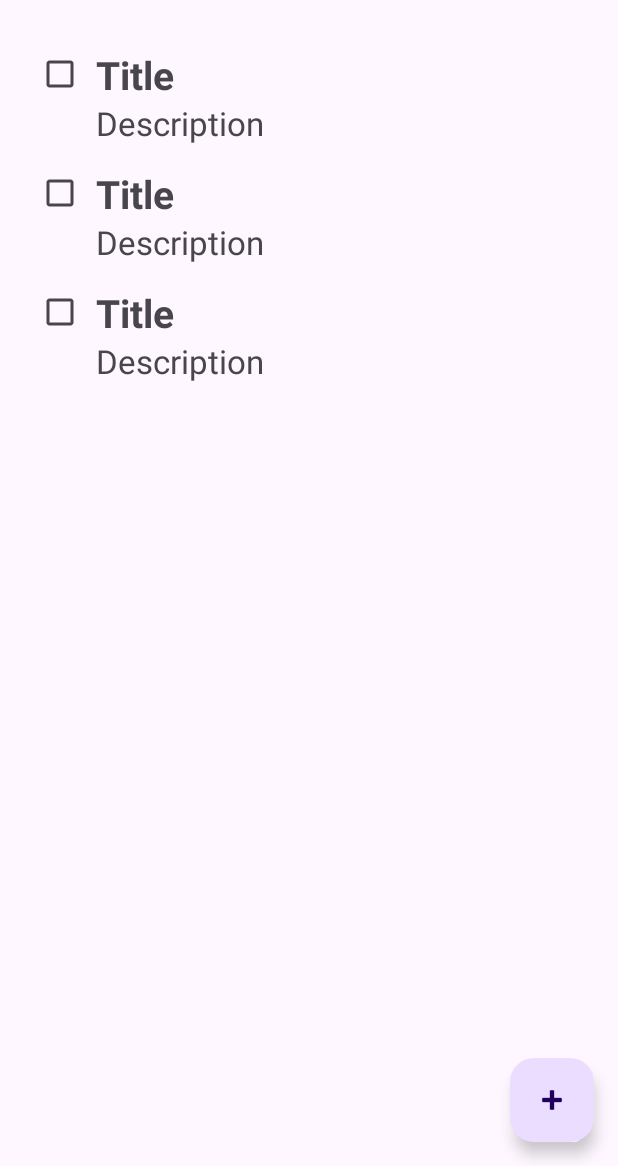
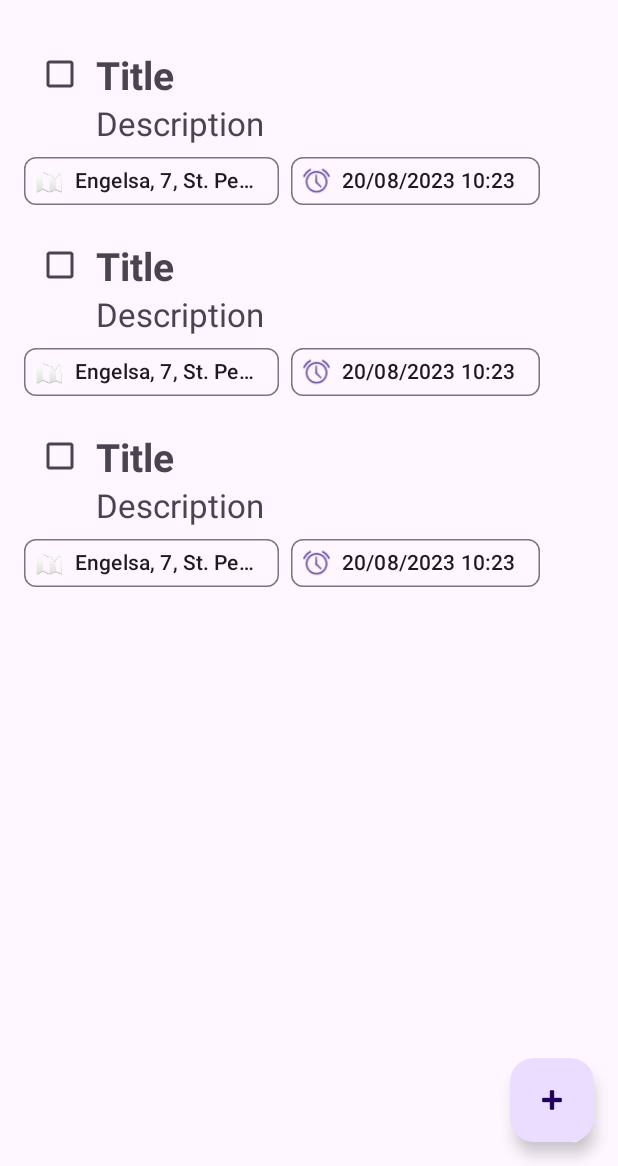
Before and after one commit to DenisKishkovich/Geofications, an Android app: the layout fragment_main.xml on its own in the app's theme, with its tools: preview values and no code run, on a phone screen of 412 x 824 dp, the part 70-1236 px from its top. Run offline under Robolectric (Android 15) with nearby library versions, the phone set to English and light mode, and no system bars.

Commit message:
Handled keyboard bug. Time and Location notifications now are shown in List Item. Delete completed is now in main fragment's toolbar

```diff
--- a/app/src/main/java/com/deniskishkovich/geofications/MainActivity.kt
+++ b/app/src/main/java/com/deniskishkovich/geofications/MainActivity.kt
@@ -18,6 +18,5 @@ class MainActivity : AppCompatActivity() {
       TODO 2. check alarmManager if device restarts
       TODO 3. adjust style material3
       TODO 4. подсказка ничего не найдено, если в поиске не нашлось, снекбары для поиска
-      TODO 5 keyboard bug in map
     */
 }
--- a/app/src/main/java/com/deniskishkovich/geofications/ui/details/GeoficationDetailsFragment.kt
+++ b/app/src/main/java/com/deniskishkovich/geofications/ui/details/GeoficationDetailsFragment.kt
@@ -245,6 +245,10 @@ class GeoficationDetailsFragment() : Fragment() {
      * Dialog for selecting the type of reminder (on time or on location)
      */
     private fun showNotifyBottomSheetDialog() {
+
+        // Clear focus from edit text, for not making keyboard appear again
+        binding.title.clearFocus()
+
         val notifyBottomSheetDialogFragment = NotifyBottomSheetDialogFragment()
         notifyBottomSheetDialogFragment.show(childFragmentManager, "NotifyBottomSheetDialog")
     }
--- a/app/src/main/res/layout/list_item.xml
+++ b/app/src/main/res/layout/list_item.xml
@@ -68,6 +68,42 @@
             app:layout_constraintStart_toStartOf="parent"
             app:layout_constraintTop_toTopOf="parent" />
 
+        <com.google.android.material.chip.ChipGroup
+            android:layout_width="match_parent"
+            android:layout_height="wrap_content"
+            app:layout_constraintBottom_toBottomOf="parent"
+            app:layout_constraintEnd_toEndOf="parent"
+            app:layout_constraintStart_toStartOf="parent"
+            app:layout_constraintTop_toBottomOf="@+id/description_textView">
+
+            <com.google.android.material.chip.Chip
+                android:id="@+id/location_chip_main"
+                android:layout_width="wrap_content"
+                android:layout_height="wrap_content"
+                android:checkable="false"
+                android:clickable="false"
+                app:chipIcon="@android:drawable/ic_dialog_map"
+                tools:text="Engelsa, 7, St. Petersburg, Russia"
+                android:maxWidth="170dp"
+                android:ellipsize="end"
+                android:maxLines="1"
+                android:text="@{exactGeofication.locationString}"
+                app:set_visibility="@{exactGeofication.locationNotificationSet}"
+                />
+
+            <com.google.android.material.chip.Chip
+                android:id="@+id/datetime_chip_main"
+                android:layout_width="wrap_content"
+                android:layout_height="wrap_content"
+                android:checkable="false"
+                android:clickable="false"
+                app:chipIcon="@android:drawable/ic_lock_idle_alarm"
+                tools:text="20/08/2023 10:23"
+                app:set_timestamp_text="@{exactGeofication.timestampToNotify}"
+                app:set_visibility="@{exactGeofication.timestampToNotify}"/>
+
+        </com.google.android.material.chip.ChipGroup>
+
 
     </androidx.constraintlayout.widget.ConstraintLayout>
 
--- a/app/src/main/res/menu/main_fragment_menu.xml
+++ b/app/src/main/res/menu/main_fragment_menu.xml
@@ -3,7 +3,7 @@
     xmlns:android="http://schemas.android.com/apk/res/android">
 
     <item
-        android:id="@+id/clear_all_menu_item"
-        android:title="@string/delete_all_notifications"
+        android:id="@+id/delete_completed_menu_item"
+        android:title="@string/delete_all_completed_notifications"
         app:showAsAction="never" />
 </menu>
--- a/app/src/main/res/values/strings.xml
+++ b/app/src/main/res/values/strings.xml
@@ -8,7 +8,7 @@
     <string name="empty_notif_deleted">Empty notification deleted</string>
     <string name="delete">Delete</string>
     <string name="create_notification">Create notification</string>
-    <string name="delete_all_notifications">Delete all</string>
+    <string name="delete_all_completed_notifications">Delete completed</string>
     <string name="notif_empty">Notification cannot be empty</string>
 
     <string name="on_time_notification_channel_id">on_time_channel</string>
```
Also changed, not shown: app/src/main/java/com/deniskishkovich/geofications/data/GeoficationDao.kt (+7 -0 lines), app/src/main/java/com/deniskishkovich/geofications/ui/main/MainBindingAdapters.kt (+34 -0 lines), app/src/main/java/com/deniskishkovich/geofications/ui/main/MainFragment.kt (+2 -5 lines), app/src/main/java/com/deniskishkovich/geofications/ui/main/MainViewModel.kt (+5 -5 lines).
